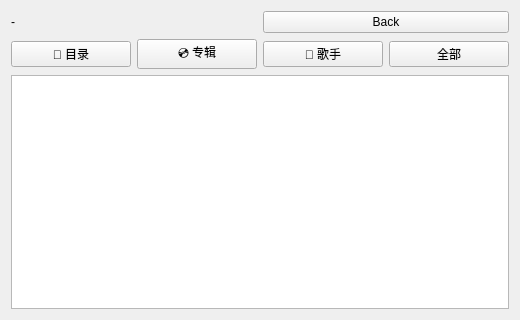
First picture: the form in listwidget.ui, repository Attention-C7/MusicPlayer, before the edit.
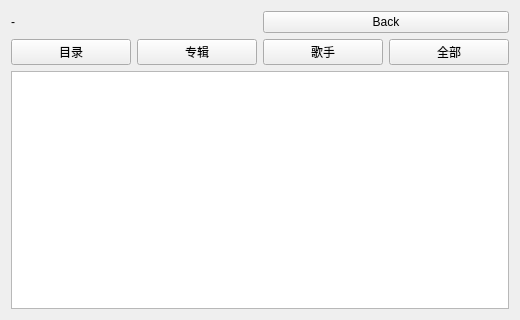
Second picture: the form after the edit.

Commit message: ui: remove emoji from tab buttons

```diff
--- a/listwidget.ui
+++ b/listwidget.ui
@@ -37,21 +37,21 @@
      <item>
       <widget class="QPushButton" name="btn_tab_dir">
        <property name="text">
-        <string>📁 目录</string>
+        <string>目录</string>
        </property>
       </widget>
      </item>
      <item>
       <widget class="QPushButton" name="btn_tab_album">
        <property name="text">
-        <string>💿 专辑</string>
+        <string>专辑</string>
        </property>
       </widget>
      </item>
      <item>
       <widget class="QPushButton" name="btn_tab_artist">
        <property name="text">
-        <string>🎤 歌手</string>
+        <string>歌手</string>
        </property>
       </widget>
      </item>
```
